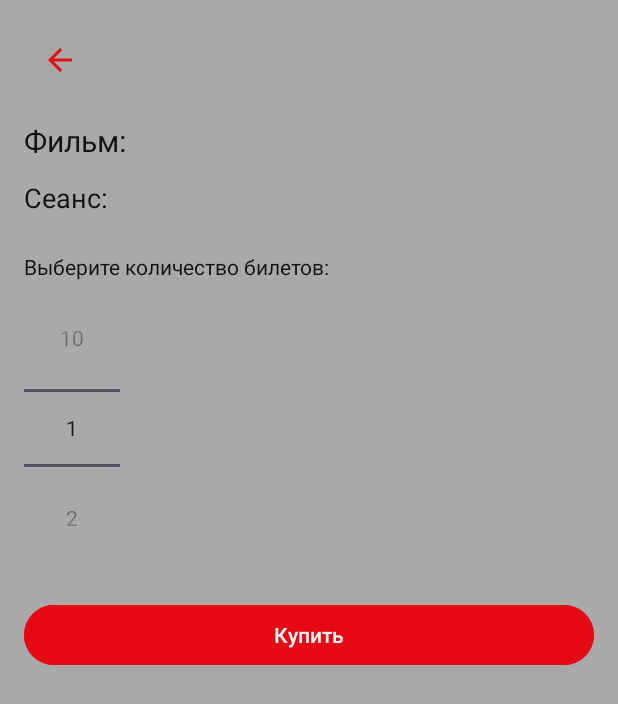
After one commit to fckoffmw/KursMobileApp, an Android app: the fragment PurchaseFragment shown on its own in the app's theme, on a phone screen of 412 x 824 dp. The commit adds this screen. Shown: the top 704 px of the screen. Run offline under Robolectric (Android 15) with nearby library versions, the phone set to English and light mode, and no system bars.

Commit message:
added new fragment and logo

```diff
--- /dev/null
+++ b/app/src/main/java/com/example/kurs/fragments/PurchaseFragment.java
@@ -0,0 +1,81 @@
+package com.example.kurs.fragments;
+
+import android.os.Bundle;
+import android.view.LayoutInflater;
+import android.view.View;
+import android.view.ViewGroup;
+import android.widget.Button;
+import android.widget.ImageButton;
+import android.widget.NumberPicker;
+import android.widget.TextView;
+import android.widget.Toast;
+
+import androidx.annotation.NonNull;
+import androidx.annotation.Nullable;
+import androidx.fragment.app.Fragment;
+
+import com.example.kurs.R;
+
+
+public class PurchaseFragment extends Fragment {
+
+    private static final String ARG_MOVIE_ID = "movie_id";
+    private static final String ARG_MOVIE_TITLE = "movie_title";
+    private static final String ARG_TIME = "time";
+    private static final String ARG_HALL = "hall";
+
+    public static PurchaseFragment newInstance(int movieId, String movieTitle, String time, String hall) {
+        PurchaseFragment fragment = new PurchaseFragment();
+        Bundle args = new Bundle();
+        args.putInt(ARG_MOVIE_ID, movieId);
+        args.putString(ARG_MOVIE_TITLE, movieTitle);
+        args.putString(ARG_TIME, time);
+        args.putString(ARG_HALL, hall);
+        fragment.setArguments(args);
+        return fragment;
+    }
+
+    @Nullable
+    @Override
+    public View onCreateView(@NonNull LayoutInflater inflater, @Nullable ViewGroup container,
+                             @Nullable Bundle savedInstanceState) {
+        return inflater.inflate(R.layout.fragment_purchase, container, false);
+    }
+
+    @Override
+    public void onViewCreated(@NonNull View view, @Nullable Bundle savedInstanceState) {
+        super.onViewCreated(view, savedInstanceState);
+
+        ImageButton buttonBack = view.findViewById(R.id.buttonBack);
+        buttonBack.setOnClickListener(v -> {
+            requireActivity().getSupportFragmentManager().popBackStack();
+        });
+
+        TextView textMovie = view.findViewById(R.id.textMovie);
+        TextView textSession = view.findViewById(R.id.textSession);
+        NumberPicker ticketPicker = view.findViewById(R.id.ticketPicker);
+        Button buttonBuy = view.findViewById(R.id.buttonBuyTicket);
+
+        // Аргументы
+        Bundle args = getArguments();
+        if (args != null) {
+            String title = args.getString(ARG_MOVIE_TITLE);
+            String time = args.getString(ARG_TIME);
+            String hall = args.getString(ARG_HALL);
+
+            textMovie.setText("Фильм: " + title);
+            textSession.setText("Сеанс: " + time + " — " + hall);
+        }
+
+        ticketPicker.setMinValue(1);
+        ticketPicker.setMaxValue(10);
+
+
+        buttonBuy.setOnClickListener(v -> {
+            int count = ticketPicker.getValue();
+            Toast.makeText(getContext(),
+                    "Покупка завершена: " + count + " билет(ов)",
+                    Toast.LENGTH_LONG).show();
+        });
+    }
+}
--- /dev/null
+++ b/app/src/main/res/layout/fragment_purchase.xml
@@ -0,0 +1,57 @@
+<LinearLayout xmlns:android="http://schemas.android.com/apk/res/android"
+    xmlns:app="http://schemas.android.com/apk/res-auto"
+    android:background="@color/gray_light"
+    android:orientation="vertical"
+    android:padding="16dp"
+    android:layout_width="match_parent"
+    android:layout_height="match_parent">
+
+    <ImageButton
+        android:id="@+id/buttonBack"
+        android:layout_width="48dp"
+        android:layout_height="48dp"
+        android:background="@android:color/transparent"
+        android:src="@drawable/arrow_back"
+        android:contentDescription="Назад"
+        android:layout_marginBottom="16dp"
+        app:tint="@color/red_accent" />
+
+    <TextView
+        android:id="@+id/textMovie"
+        android:layout_width="wrap_content"
+        android:layout_height="wrap_content"
+        android:text="Фильм: "
+        android:textColor="@color/black_bg"
+        android:textSize="20sp"
+        android:layout_marginBottom="12dp" />
+
+    <TextView
+        android:id="@+id/textSession"
+        android:layout_width="wrap_content"
+        android:layout_height="wrap_content"
+        android:text="Сеанс:"
+        android:textColor="@color/black_bg"
+        android:textSize="18sp"
+        android:layout_marginBottom="24dp" />
+
+    <TextView
+        android:layout_width="wrap_content"
+        android:layout_height="wrap_content"
+        android:text="Выберите количество билетов:"
+        android:textColor="@color/black_bg"
+        android:layout_marginBottom="8dp" />
+
+    <NumberPicker
+        android:id="@+id/ticketPicker"
+        android:layout_width="wrap_content"
+        android:layout_height="wrap_content"
+        android:layout_marginBottom="24dp" />
+
+    <Button
+        android:id="@+id/buttonBuyTicket"
+        android:layout_width="match_parent"
+        android:layout_height="wrap_content"
+        android:text="Купить"
+        android:textColor="@color/white_text"
+        android:backgroundTint="@color/red_accent" />
+</LinearLayout>
--- a/app/src/main/res/values/colors.xml
+++ b/app/src/main/res/values/colors.xml
@@ -4,4 +4,5 @@
     <color name="white_text">#FFFFFF</color>
     <color name="red_accent">#E50914</color>
     <color name="gray_bg">#1F1F1F</color>
+    <color name="gray_light">#A9A9A9</color>
 </resources>
--- a/app/src/main/res/values/styles.xml
+++ b/app/src/main/res/values/styles.xml
@@ -11,4 +11,6 @@
         <item name="android:textColor">@color/red_accent</item>
     </style>
 
+
+
 </resources>
```
Also changed, not shown: app/src/main/java/com/example/kurs/MainActivity.java (+14 -5 lines), app/src/main/java/com/example/kurs/fragments/BookingFragment.java (+12 -4 lines), app/src/main/res/layout/activity_splash.xml (added, +15 -0 lines), app/src/main/res/drawable/logo.png (added).
